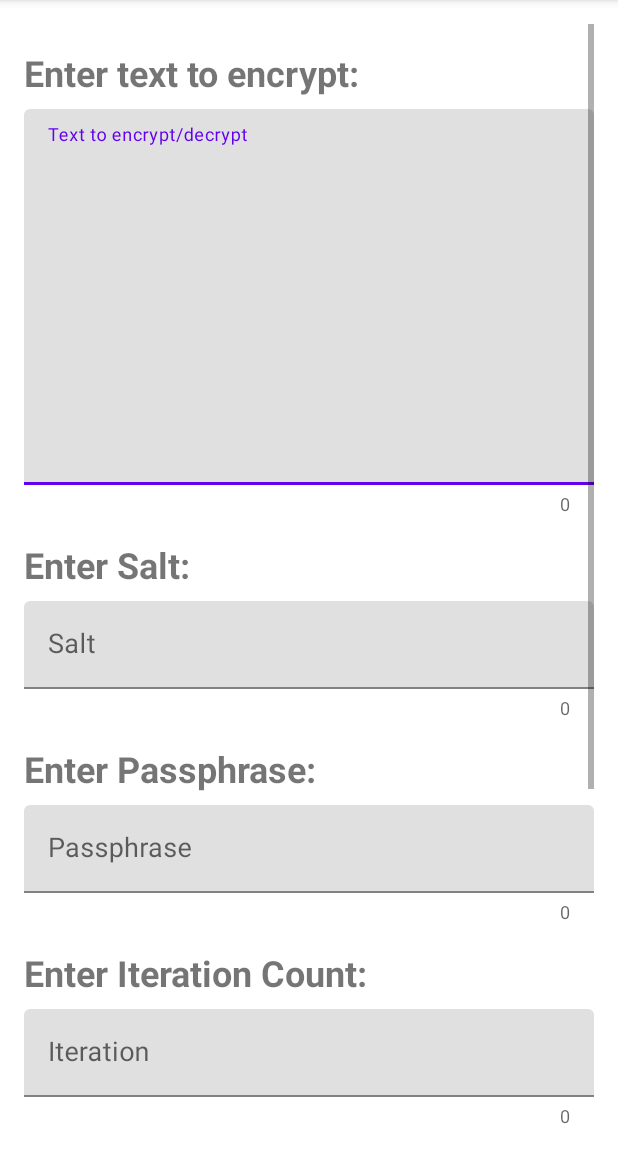
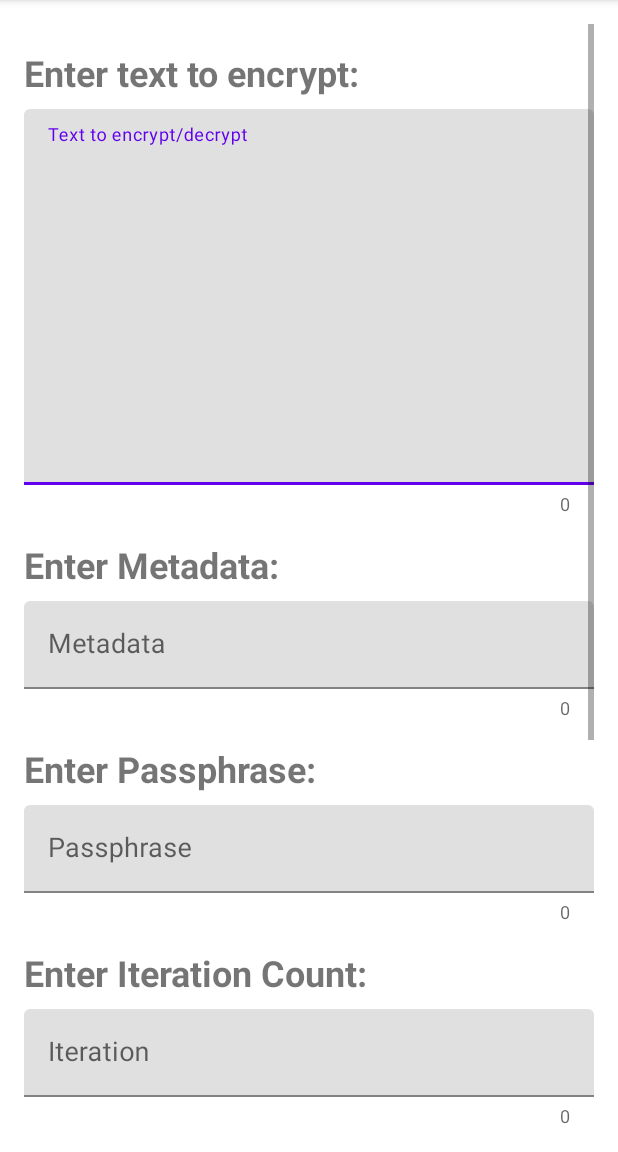
Before and after one commit to brightsgithub/encryption-app, an Android app: the EncryptActivity screen opened directly, with no data from a screen before it, on a phone screen of 412 x 824 dp, the part 84-1236 px from its top. Run offline under Robolectric (Android 15) with nearby library versions, the phone set to English and light mode, and no system bars; libraries missing offline, so code that uses them is left out: com.journeyapps.barcodescanner.

Commit message:
Improved security Randomly generated iv Randomly generated salt both attached to encrypted output as plain text which is common practice meta data also added

```diff
--- a/app/src/main/java/com/owusu/userdemo/MainActivity.kt
+++ b/app/src/main/java/com/owusu/userdemo/MainActivity.kt
@@ -16,6 +16,7 @@ class MainActivity : AppCompatActivity() {
         val encryptButton = findViewById<Button>(R.id.encryption_button)
         val hashingButton = findViewById<Button>(R.id.hashing_button)
 
+
         encryptButton.setOnClickListener {
             startActivity(Intent(this, EncryptActivity::class.java))
         }
@@ -23,6 +24,5 @@ class MainActivity : AppCompatActivity() {
         hashingButton.setOnClickListener {
             startActivity(Intent(this, HashTextActivity::class.java))
         }
-
     }
 }
--- a/app/src/main/res/layout/activity_encrypt.xml
+++ b/app/src/main/res/layout/activity_encrypt.xml
@@ -47,25 +47,25 @@
 
 
         <TextView
-        android:id="@+id/salt_prompt"
+        android:id="@+id/metadata_prompt"
         android:layout_width="wrap_content"
         android:layout_height="wrap_content"
-        android:text="Enter Salt:"
+        android:text="Enter Metadata:"
         android:textSize="24sp"
         android:textStyle="bold"
         android:layout_marginTop="16dp"
         android:layout_marginBottom="8dp" />
 
     <com.google.android.material.textfield.TextInputLayout
-        android:id="@+id/salt_input_layout"
+        android:id="@+id/metadata_input_layout"
         android:layout_width="match_parent"
         android:layout_height="wrap_content"
-        android:hint="Salt"
+        android:hint="Metadata"
         app:boxStrokeColor="@color/purple_500"
         app:counterEnabled="true">
 
         <com.google.android.material.textfield.TextInputEditText
-            android:id="@+id/salt_edit"
+            android:id="@+id/metadata_edit"
             android:inputType="textNoSuggestions"
             android:layout_width="match_parent"
             android:layout_height="wrap_content"
@@ -142,6 +142,10 @@
             android:layout_width="60dp"
             android:layout_height="60dp"/>
 
+        <LinearLayout
+            android:layout_width="match_parent"
+            android:layout_height="wrap_content"
+            android:orientation="vertical">
     <LinearLayout
         android:layout_width="match_parent"
         android:layout_height="wrap_content"
@@ -152,7 +156,7 @@
             android:id="@+id/preview_btn"
             android:layout_width="wrap_content"
             android:layout_height="wrap_content"
-            android:text="Preview"
+            android:text="Lock"
             android:textColor="@color/white"
             android:backgroundTint="@color/purple_500"
             android:layout_weight="1"
@@ -180,6 +184,17 @@
 
     </LinearLayout>
 
+            <com.google.android.material.button.MaterialButton
+                android:id="@+id/clear_button"
+                android:layout_width="wrap_content"
+                android:layout_height="wrap_content"
+                android:text="Clear"
+                android:textColor="@color/white"
+                android:backgroundTint="@color/teal_700"
+                android:layout_weight="1"
+                android:layout_gravity="right"
+                android:layout_marginLeft="8dp"/>
+        </LinearLayout>
     <TextView
         android:id="@+id/result_prompt"
         android:layout_width="wrap_content"
@@ -236,13 +251,16 @@
                 app:layout_constraintEnd_toEndOf="parent"
                 app:layout_constraintStart_toStartOf="parent"/>
         </RelativeLayout>
-
+        <TextView
+            android:id="@+id/qr_desc"
+            android:layout_width="match_parent"
+            android:layout_height="wrap_content"
+            android:textSize="18sp"
+            android:textIsSelectable="true"
+            android:layout_gravity="center_horizontal"
+            />
 
     </LinearLayout>
-
-
-
-
 
 </ScrollView>
 
```
Also changed, not shown: app/build.gradle (+13 -0 lines), app/src/main/java/com/owusu/userdemo/AESEncryption3.kt (+95 -40 lines), app/src/main/java/com/owusu/userdemo/EncryptActivity.kt (+30 -29 lines), 3 other files.
